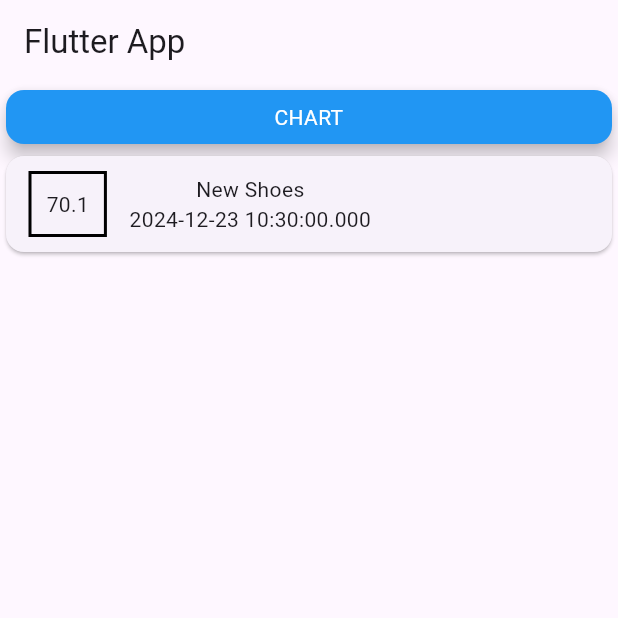
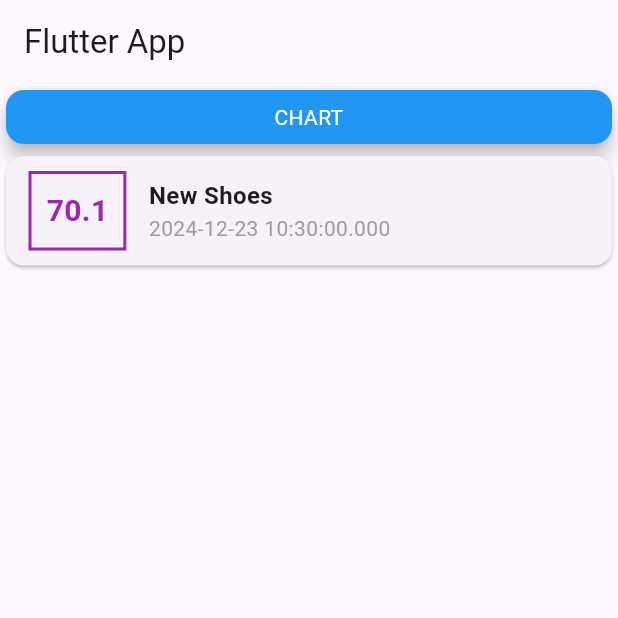
Before and after one commit to Birkity/Expense-planner, a Flutter app: the screen it shows after launch, on a phone screen of 412 x 824 dp, the top half of it. Run offline on Flutter 3.47's test engine with Material 3 defaults, Android fonts, the phone set to English and light mode, and no system bars.

Commit message:
Add style to the text and card

```diff
--- a/lib/main.dart
+++ b/lib/main.dart
@@ -65,19 +65,32 @@
                 ),
                 decoration: BoxDecoration(
                   border: Border.all(
-                    color: Colors.black,
+                    color: Colors.purple,
                     width: 2,
                   ),
                 ),
                 padding: EdgeInsets.all(10),
                 child: Text(
                   tx.amount.toString(),
+                  style: TextStyle(
+                    fontWeight: FontWeight.bold,
+                    fontSize: 20,
+                    color: Colors.purple,
+                  ),
                 ),
               ),
               Column(
+                crossAxisAlignment: CrossAxisAlignment.start,
                 children: [
-                  Text(tx.title),
-                  Text(tx.date.toString()),
+                  Text(tx.title,
+                      style: TextStyle(
+                        fontSize: 16,
+                        fontWeight: FontWeight.bold,
+                      )),
+                  Text(
+                    tx.date.toString(),
+                    style: TextStyle(color: Colors.grey),
+                  ),
                 ],
               )
             ]));
```
